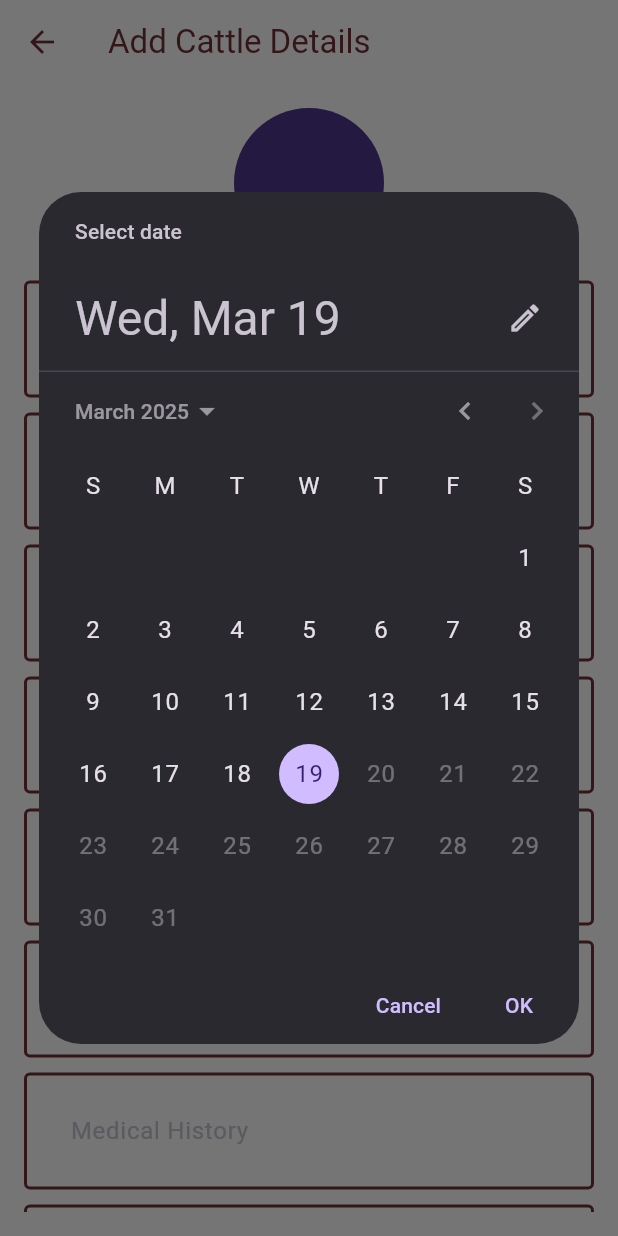
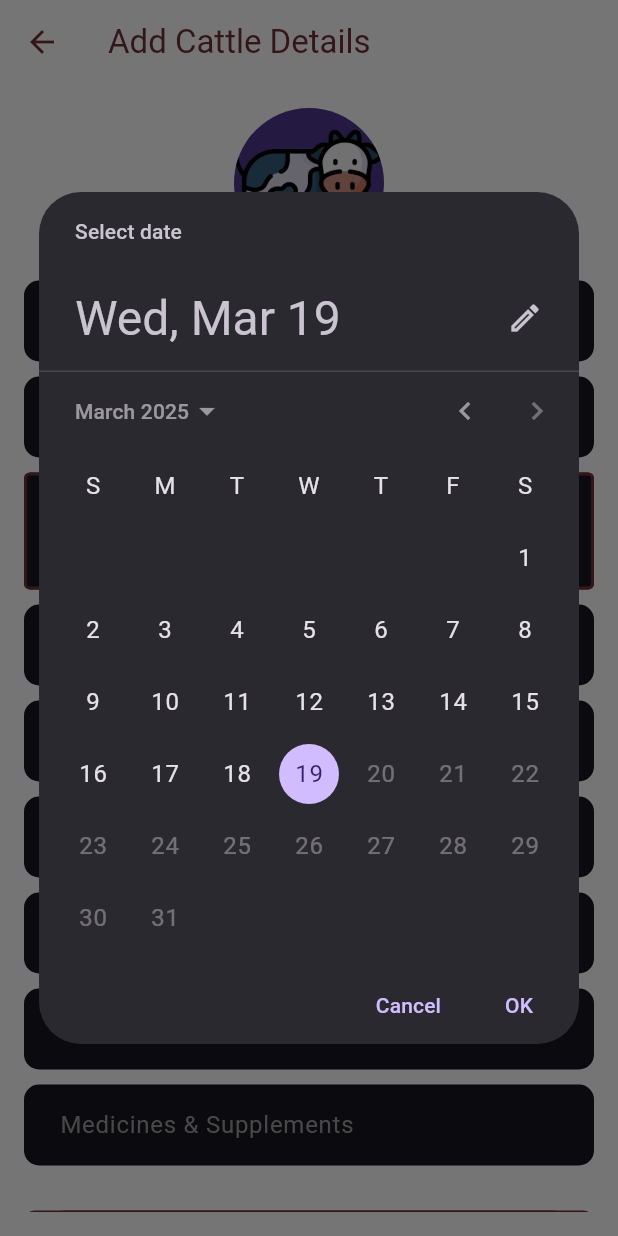
Before and after one commit to Vaibhav2154/Gaugyam, a Flutter app: the AddDetailsPage screen opened directly, after a tap on "Date of Birth", on a phone screen of 412 x 824 dp. Run offline on Flutter 3.47's test engine with Material 3 defaults, Android fonts, the light colour scheme and no system bars; our stand-ins replace firebase_auth, firebase_core, flutter_riverpod, image_picker, riverpod_annotation, shared_preferences; accounts and stored records are empty; generated files the repository leaves out were written again.

Commit message:
UI changes

```diff
--- a/lib/features/dashboard/pages/dashboard.dart
+++ b/lib/features/dashboard/pages/dashboard.dart
@@ -1,4 +1,8 @@
 import 'package:flutter/material.dart';
+import 'package:gaugyam/core/theme/app_pallete.dart';
+import 'package:gaugyam/features/auth/widgets/auth_gradient_button.dart';
+import 'package:gaugyam/features/dashboard/widgets/buildprofiletext.dart';
+import 'package:gaugyam/features/dashboard/widgets/dashbaoard_field.dart';
 import 'package:image_picker/image_picker.dart';
 import 'dart:io';
 import 'package:shared_preferences/shared_preferences.dart';
@@ -67,11 +71,16 @@ class _DashboardPageState extends State<DashboardPage> {
   Widget build(BuildContext context) {
     return Scaffold(
       appBar: AppBar(centerTitle: true),
-      body: cattleList.isEmpty
+      body:
+          cattleList.isEmpty
               ? const Center(
                 child: Text(
                   "No Cattle Added Yet",
-                style: TextStyle(fontSize: 18, fontWeight: FontWeight.w500, color: Colors.brown),
+                  style: TextStyle(
+                    fontSize: 18,
+                    fontWeight: FontWeight.w500,
+                    color: Colors.brown,
+                  ),
                 ),
               )
               : ListView.builder(
@@ -81,27 +90,48 @@ class _DashboardPageState extends State<DashboardPage> {
                   final cattle = cattleList[index];
                   return Card(
                     elevation: 4,
-                  shape: RoundedRectangleBorder(borderRadius: BorderRadius.circular(15)),
+                    shape: RoundedRectangleBorder(
+                      borderRadius: BorderRadius.circular(15),
+                    ),
                     child: ListTile(
-                    shape: RoundedRectangleBorder(borderRadius: BorderRadius.circular(15)),
+                      shape: RoundedRectangleBorder(
+                        borderRadius: BorderRadius.circular(15),
+                      ),
                       tileColor: Colors.grey.shade200,
                       contentPadding: const EdgeInsets.all(12),
                       leading: CircleAvatar(
                         radius: 30,
-                      backgroundImage: cattle['imagePath'] != null
+                        backgroundImage:
+                            cattle['imagePath'] != null
                                 ? FileImage(File(cattle['imagePath']))
-                          : const AssetImage('assets/default_cow.png') as ImageProvider,
+                                : const AssetImage('assets/images/cow_icon.png')
+                                    as ImageProvider,
                       ),
-                    title: Text(cattle['name'] ?? 'Unnamed Cattle',
-                        style: const TextStyle(fontWeight: FontWeight.bold, fontSize: 16, color: Colors.black)),
-                    subtitle: Text('Age: ${cattle['age']} | Breed: ${cattle['breed']}',
-                        style: const TextStyle(fontSize: 14, color: Colors.black)),
-                    trailing: const Icon(Icons.arrow_forward_ios, color: Colors.brown),
+                      title: Text(
+                        cattle['name'] ?? 'Unnamed Cattle',
+                        style: const TextStyle(
+                          fontWeight: FontWeight.bold,
+                          fontSize: 16,
+                          color: Colors.black,
+                        ),
+                      ),
+                      subtitle: Text(
+                        'Age: ${cattle['age']} | Breed: ${cattle['breed']}',
+                        style: const TextStyle(
+                          fontSize: 14,
+                          color: Colors.black,
+                        ),
+                      ),
+                      trailing: const Icon(
+                        Icons.arrow_forward_ios,
+                        color: Colors.brown,
+                      ),
                       onTap: () {
                         Navigator.push(
                           context,
                           MaterialPageRoute(
-                          builder: (context) => CattleDetailsPage(cattle: cattle),
+                            builder:
+                                (context) => CattleDetailsPage(cattle: cattle),
                           ),
                         );
                       },
@@ -146,7 +176,9 @@ class _AddDetailsPageState extends State<AddDetailsPage> {
   File? _image;
 
   Future<void> _pickImage() async {
-    final pickedFile = await ImagePicker().pickImage(source: ImageSource.gallery);
+    final pickedFile = await ImagePicker().pickImage(
+      source: ImageSource.gallery,
+    );
     if (pickedFile != null) {
       setState(() {
         _image = File(pickedFile.path);
@@ -167,9 +199,11 @@ class _AddDetailsPageState extends State<AddDetailsPage> {
                 onTap: _pickImage,
                 child: CircleAvatar(
                   radius: 50,
-                  backgroundImage: _image != null
+                  backgroundImage:
+                      _image != null
                           ? FileImage(_image!)
-                      : const AssetImage('assets/default_cow.png') as ImageProvider,
+                          : AssetImage('assets/images/cow_icon.png')
+                              as ImageProvider,
                 ),
               ),
               const SizedBox(height: 15),
@@ -183,12 +217,8 @@ class _AddDetailsPageState extends State<AddDetailsPage> {
               _buildTextField(vaccineController, 'Vaccination History'),
               _buildTextField(medicineController, 'Medicines & Supplements'),
               const SizedBox(height: 20),
-              ElevatedButton(
-                style: ElevatedButton.styleFrom(
-                  backgroundColor: const Color(0xFF722F37),
-                  padding: const EdgeInsets.symmetric(horizontal: 40, vertical: 15),
-                  shape: RoundedRectangleBorder(borderRadius: BorderRadius.circular(10)),
-                ),
+              AuthGradientButton(
+                buttonText: 'Add Cattle',
                 onPressed: () {
                   if (nameController.text.isNotEmpty &&
                       ageController.text.isNotEmpty &&
@@ -208,7 +238,6 @@ class _AddDetailsPageState extends State<AddDetailsPage> {
                     Navigator.pop(context, cattleProfile);
                   }
                 },
-                child: const Text('Add Cattle', style: TextStyle(color: Colors.white, fontSize: 16)),
               ),
             ],
           ),
@@ -220,14 +249,11 @@ class _AddDetailsPageState extends State<AddDetailsPage> {
   Widget _buildTextField(TextEditingController controller, String label) {
     return Padding(
       padding: const EdgeInsets.only(bottom: 10),
-      child: TextField(
+      child: DashboardField(
+        hintText: label,
         controller: controller,
-        style: const TextStyle(color: Colors.black), // Fixed text color to black
-        decoration: InputDecoration(
-          labelText: label,
-          enabledBorder: OutlineInputBorder(borderSide: BorderSide(color: Color(0xFF722F37), width: 2)),
-          focusedBorder: OutlineInputBorder(borderSide: BorderSide(color: Color(0xFF722F37), width: 3)),
-        ),
+        keyboardType: TextInputType.text,
+        validator: (value) => value.isEmpty ? 'Please enter $label' : null,
       ),
     );
   }
@@ -245,17 +271,24 @@ Widget _buildDatePickerField(TextEditingController controller, String label) {
           );
           if (pickedDate != null) {
             setState(() {
-            controller.text = "${pickedDate.day}-${pickedDate.month}-${pickedDate.year}";
+              controller.text =
+                  "${pickedDate.day}-${pickedDate.month}-${pickedDate.year}";
             });
           }
         },
         child: AbsorbPointer(
           child: TextField(
             controller: controller,
-          style: const TextStyle(color: Colors.black),
+            style: const TextStyle(color: AppPallete.whiteColor),
             decoration: InputDecoration(
-            labelText: label,
-            suffixIcon: const Icon(Icons.calendar_today, color: Color(0xFF722F37)),
+              fillColor: AppPallete.backgroundColor,
+              filled: true,
+              hintText: label,
+              hintStyle: const TextStyle(color: AppPallete.greyColor),
+              suffixIcon: const Icon(
+                Icons.calendar_today,
+                color: Color(0xFF722F37),
+              ),
               enabledBorder: const OutlineInputBorder(
                 borderSide: BorderSide(color: Color(0xFF722F37), width: 2),
               ),
@@ -268,8 +301,6 @@ Widget _buildDatePickerField(TextEditingController controller, String label) {
       ),
     );
   }
-
-
 }
 
 // Cattle Details Page
@@ -284,27 +315,30 @@ class CattleDetailsPage extends StatelessWidget {
       appBar: AppBar(title: Text(cattle['name'] ?? "Cattle Details")),
       body: Padding(
         padding: const EdgeInsets.all(16.0),
-        child: SingleChildScrollView(child: Column(
+        child: SingleChildScrollView(
+          child: Column(
             crossAxisAlignment: CrossAxisAlignment.start,
             children: [
               Center(
                 child: CircleAvatar(
                   radius: 60,
-                backgroundImage: cattle['imagePath'] != null
+                  backgroundImage:
+                      cattle['imagePath'] != null
                           ? FileImage(File(cattle['imagePath']))
-                    : const AssetImage('assets/default_cow.png') as ImageProvider,
+                          : const AssetImage('assets/images/cow_icon.png')
+                              as ImageProvider,
                 ),
               ),
               const SizedBox(height: 20),
-            _buildDetailRow("Name", cattle['name']),
-            _buildDetailRow("Age", cattle['age']),
-            _buildDetailRow("Date of Birth", cattle['dob']),
-            _buildDetailRow("Gender", cattle['gender']),
-            _buildDetailRow("Breed", cattle['breed']),
-            _buildDetailRow("Personal History", cattle['history']),
-            _buildDetailRow("Medical History", cattle['medical']),
-            _buildDetailRow("Vaccination History", cattle['vaccine']),
-            _buildDetailRow("Medicines & Supplements", cattle['medicines']),
+              BuildProfileText.buildDetailRow("Name", cattle['name']),
+              BuildProfileText.buildDetailRow("Age", cattle['age']),
+              BuildProfileText.buildDetailRow("Date of Birth", cattle['dob']),
+              BuildProfileText.buildDetailRow("Gender", cattle['gender']),
+              BuildProfileText.buildDetailRow("Breed", cattle['breed']),
+              BuildProfileText.buildDetailRow("Personal History", cattle['history']),
+              BuildProfileText.buildDetailRow("Medical History", cattle['medical']),
+              BuildProfileText.buildDetailRow("Vaccination History", cattle['vaccine']),
+              BuildProfileText.buildDetailRow("Medicines & Supplements", cattle['medicines']),
             ],
           ),
         ),
@@ -312,18 +346,5 @@ class CattleDetailsPage extends StatelessWidget {
     );
   }
 
-  Widget _buildDetailRow(String title, String? value) {
-    return Padding(
-      padding: const EdgeInsets.symmetric(vertical: 8.0),
-      child: Column(
-        crossAxisAlignment: CrossAxisAlignment.start,
-        children: [
-          Text(title, style: const TextStyle(fontSize: 16, fontWeight: FontWeight.bold, color: Color(0xFF722F37))),
-          const SizedBox(height: 4),
-          Text(value ?? "Not provided", style: const TextStyle(fontSize: 14, color: Colors.black)),
-          const Divider(),
-        ],
-      ),
-    );
+
 }
-}
--- /dev/null
+++ b/lib/features/dashboard/widgets/dashbaoard_field.dart
@@ -0,0 +1,55 @@
+import 'package:flutter/material.dart';
+import 'package:gaugyam/core/theme/app_pallete.dart';
+
+class DashboardField extends StatelessWidget {
+  final String hintText;
+  final TextEditingController controller;
+  final bool isObscureText;
+  final TextInputType keyboardType;
+  const DashboardField({
+    super.key,
+    required this.hintText,
+    required this.controller,
+    this.isObscureText = false,
+    required String? Function(dynamic value) validator, required this.keyboardType,
+  });
+
+  @override
+  Widget build(BuildContext context) {
+    return TextFormField(
+      style: const TextStyle(color: AppPallete.whiteColor),
+      cursorColor: AppPallete.gradient1,
+      controller: controller,
+      keyboardType: keyboardType,
+      decoration: InputDecoration(
+        hintText: hintText,
+        hintStyle: TextStyle(color: AppPallete.greyColor),
+        filled: true,
+        fillColor: AppPallete.backgroundColor,
+        contentPadding: EdgeInsets.symmetric(vertical: 15, horizontal: 20),
+        border: OutlineInputBorder(
+          borderRadius: BorderRadius.circular(10),
+          borderSide: BorderSide.none,
+        ),
+        focusedBorder: OutlineInputBorder(
+          borderRadius: BorderRadius.circular(10),
+          borderSide: BorderSide(color: AppPallete.gradient1, width: 2),
+        ),
+        enabledBorder: OutlineInputBorder(
+          borderRadius: BorderRadius.circular(10),
+          borderSide: BorderSide(
+            color: AppPallete.transparentColor,
+            width: 1.5,
+          ),
+        ),
+      ),
+      validator: (value) {
+        if (value == null || value.isEmpty) {
+          return 'Please enter $hintText';
+        }
+        return null;
+      },
+      obscureText: isObscureText,
+    );
+  }
+}
--- a/lib/features/search_screen/pages/search_screen.dart
+++ b/lib/features/search_screen/pages/search_screen.dart
@@ -1,8 +1,6 @@
 import 'package:flutter/material.dart';
 import 'package:gaugyam/features/search_screen/pages/search_screen_content.dart';
-import 'package:gaugyam/features/search_screen/pages/topics/down_cattle_management.dart';
 import 'package:gaugyam/features/search_screen/widgets/category_section.dart';
-import 'package:gaugyam/features/search_screen/widgets/symptom.dart';
 
 class Search extends StatelessWidget {
   const Search({super.key});
```
Also changed, not shown: lib/features/dashboard/widgets/buildprofiletext.dart (added, +29 -0 lines), lib/features/search_screen/widgets/symptom.dart (deleted, +0 -61 lines), assets/images/cow_icon.png (added). Lines whose indentation alone changed are shown as unchanged.
